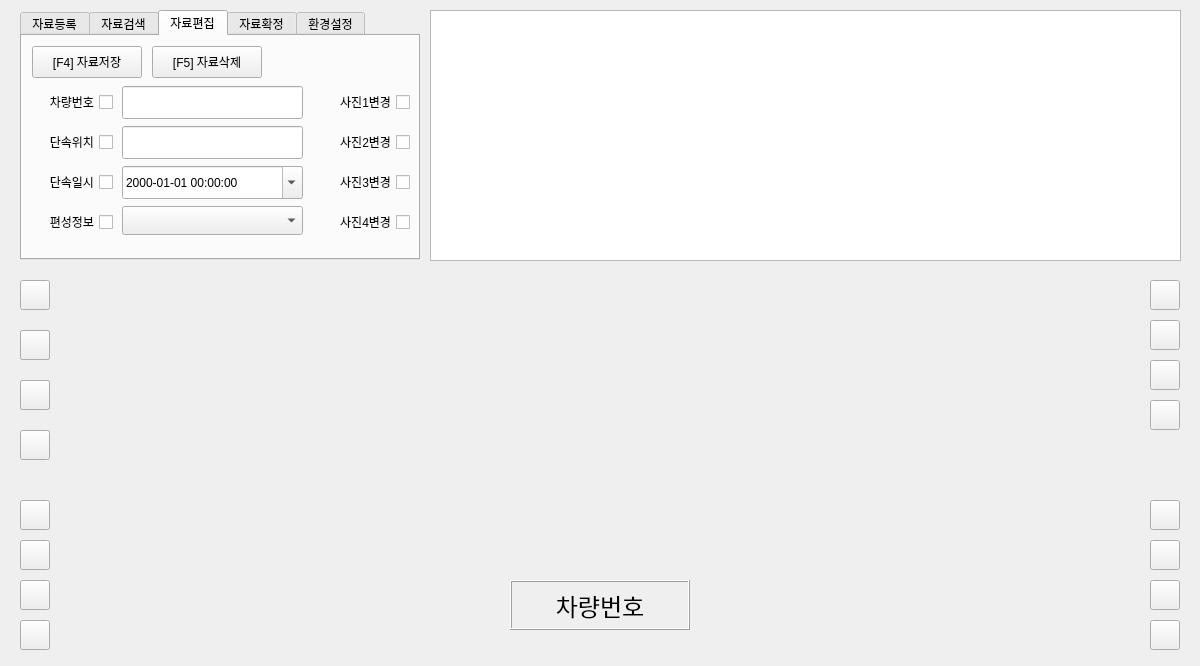
Above: MainWindow.ui from lbestestl/PRIM before the change. Below: the same form after it.
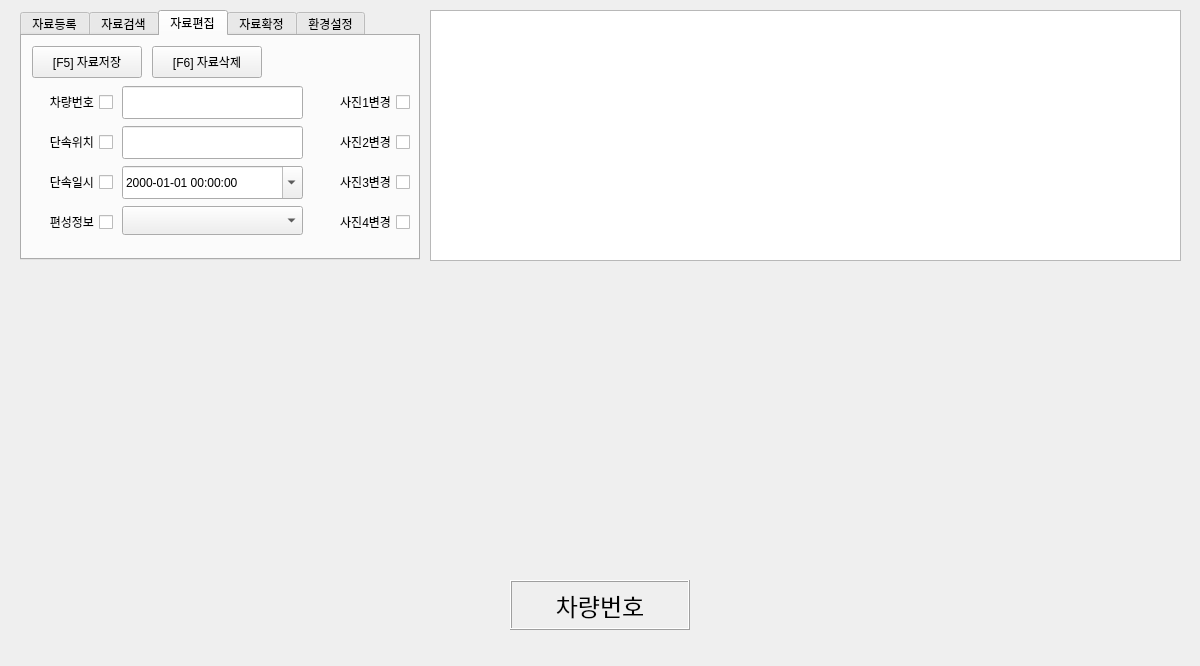
That is the form after the change. The open tabs and pages were chosen to show the change.

Patch:
```diff
--- a/MainWindow.ui
+++ b/MainWindow.ui
@@ -485,29 +485,29 @@
        </rect>
       </property>
       <property name="text">
-       <string>[F4] 자료저장</string>
-      </property>
-      <property name="shortcut">
-       <string>F4</string>
-      </property>
-     </widget>
-     <widget class="QPushButton" name="pushButton_5">
-      <property name="geometry">
-       <rect>
-        <x>130</x>
-        <y>10</y>
-        <width>110</width>
-        <height>32</height>
-       </rect>
-      </property>
-      <property name="text">
-       <string>[F5] 자료삭제</string>
+       <string>[F5] 자료저장</string>
       </property>
       <property name="shortcut">
        <string>F5</string>
       </property>
      </widget>
-     <widget class="QLineEdit" name="lineEdit">
+     <widget class="QPushButton" name="deleteButton">
+      <property name="geometry">
+       <rect>
+        <x>130</x>
+        <y>10</y>
+        <width>110</width>
+        <height>32</height>
+       </rect>
+      </property>
+      <property name="text">
+       <string>[F6] 자료삭제</string>
+      </property>
+      <property name="shortcut">
+       <string>F6</string>
+      </property>
+     </widget>
+     <widget class="QLineEdit" name="editNumLineEdit">
       <property name="geometry">
        <rect>
         <x>100</x>
@@ -1029,6 +1029,15 @@
     <property name="text">
      <string/>
     </property>
+    <property name="iconSize">
+     <size>
+      <width>24</width>
+      <height>24</height>
+     </size>
+    </property>
+    <property name="flat">
+     <bool>true</bool>
+    </property>
    </widget>
    <widget class="QPushButton" name="pushButton_9">
     <property name="geometry">
@@ -1042,6 +1051,15 @@
     <property name="text">
      <string/>
     </property>
+    <property name="iconSize">
+     <size>
+      <width>24</width>
+      <height>24</height>
+     </size>
+    </property>
+    <property name="flat">
+     <bool>true</bool>
+    </property>
    </widget>
    <widget class="QPushButton" name="pushButton_10">
     <property name="geometry">
@@ -1055,6 +1073,15 @@
     <property name="text">
      <string/>
     </property>
+    <property name="iconSize">
+     <size>
+      <width>24</width>
+      <height>24</height>
+     </size>
+    </property>
+    <property name="flat">
+     <bool>true</bool>
+    </property>
    </widget>
    <widget class="QPushButton" name="pushButton_11">
     <property name="geometry">
@@ -1068,25 +1095,21 @@
     <property name="text">
      <string/>
     </property>
-   </widget>
-   <widget class="QPushButton" name="pushButton_19">
-    <property name="geometry">
-     <rect>
-      <x>20</x>
-      <y>330</y>
-      <width>30</width>
-      <height>30</height>
-     </rect>
+    <property name="iconSize">
+     <size>
+      <width>24</width>
+      <height>24</height>
+     </size>
     </property>
-    <property name="text">
-     <string/>
+    <property name="flat">
+     <bool>true</bool>
     </property>
    </widget>
    <widget class="QPushButton" name="pushButton_20">
     <property name="geometry">
      <rect>
       <x>20</x>
-      <y>380</y>
+      <y>330</y>
       <width>30</width>
       <height>30</height>
      </rect>
@@ -1094,21 +1117,17 @@
     <property name="text">
      <string/>
     </property>
-   </widget>
-   <widget class="QPushButton" name="pushButton_19">
-    <property name="geometry">
-     <rect>
-      <x>20</x>
-      <y>330</y>
-      <width>30</width>
-      <height>30</height>
-     </rect>
+    <property name="iconSize">
+     <size>
+      <width>24</width>
+      <height>24</height>
+     </size>
     </property>
-    <property name="text">
-     <string/>
+    <property name="flat">
+     <bool>true</bool>
     </property>
    </widget>
-   <widget class="QPushButton" name="pushButton_20">
+   <widget class="QPushButton" name="img1DarkButton">
     <property name="geometry">
      <rect>
       <x>20</x>
@@ -1120,6 +1139,15 @@
     <property name="text">
      <string/>
     </property>
+    <property name="iconSize">
+     <size>
+      <width>24</width>
+      <height>24</height>
+     </size>
+    </property>
+    <property name="flat">
+     <bool>true</bool>
+    </property>
    </widget>
    <widget class="QPushButton" name="pushButton_21">
     <property name="geometry">
@@ -1133,6 +1161,15 @@
     <property name="text">
      <string/>
     </property>
+    <property name="iconSize">
+     <size>
+      <width>24</width>
+      <height>24</height>
+     </size>
+    </property>
+    <property name="flat">
+     <bool>true</bool>
+    </property>
    </widget>
    <widget class="QPushButton" name="pushButton_22">
     <property name="geometry">
@@ -1146,6 +1183,15 @@
     <property name="text">
      <string/>
     </property>
+    <property name="iconSize">
+     <size>
+      <width>24</width>
+      <height>24</height>
+     </size>
+    </property>
+    <property name="flat">
+     <bool>true</bool>
+    </property>
    </widget>
    <widget class="QPushButton" name="pushButton_23">
     <property name="geometry">
@@ -1159,6 +1205,15 @@
     <property name="text">
      <string/>
     </property>
+    <property name="iconSize">
+     <size>
+      <width>24</width>
+      <height>24</height>
+     </size>
+    </property>
+    <property name="flat">
+     <bool>true</bool>
+    </property>
    </widget>
    <widget class="QPushButton" name="pushButton_24">
     <property name="geometry">
@@ -1172,6 +1227,15 @@
     <property name="text">
      <string/>
     </property>
+    <property name="iconSize">
+     <size>
+      <width>24</width>
+      <height>24</height>
+     </size>
+    </property>
+    <property name="flat">
+     <bool>true</bool>
+    </property>
    </widget>
    <widget class="QPushButton" name="pushButton_25">
     <property name="geometry">
@@ -1185,6 +1249,15 @@
     <property name="text">
      <string/>
     </property>
+    <property name="iconSize">
+     <size>
+      <width>24</width>
+      <height>24</height>
+     </size>
+    </property>
+    <property name="flat">
+     <bool>true</bool>
+    </property>
    </widget>
    <widget class="QPushButton" name="pushButton_26">
     <property name="geometry">
@@ -1198,6 +1271,15 @@
     <property name="text">
      <string/>
     </property>
+    <property name="iconSize">
+     <size>
+      <width>24</width>
+      <height>24</height>
+     </size>
+    </property>
+    <property name="flat">
+     <bool>true</bool>
+    </property>
    </widget>
    <widget class="QPushButton" name="pushButton_27">
     <property name="geometry">
@@ -1211,6 +1293,15 @@
     <property name="text">
      <string/>
     </property>
+    <property name="iconSize">
+     <size>
+      <width>24</width>
+      <height>24</height>
+     </size>
+    </property>
+    <property name="flat">
+     <bool>true</bool>
+    </property>
    </widget>
    <widget class="QPushButton" name="pushButton_28">
     <property name="geometry">
@@ -1224,6 +1315,15 @@
     <property name="text">
      <string/>
     </property>
+    <property name="iconSize">
+     <size>
+      <width>24</width>
+      <height>24</height>
+     </size>
+    </property>
+    <property name="flat">
+     <bool>true</bool>
+    </property>
    </widget>
    <widget class="QPushButton" name="pushButton_29">
     <property name="geometry">
@@ -1237,6 +1337,15 @@
     <property name="text">
      <string/>
     </property>
+    <property name="iconSize">
+     <size>
+      <width>24</width>
+      <height>24</height>
+     </size>
+    </property>
+    <property name="flat">
+     <bool>true</bool>
+    </property>
    </widget>
    <widget class="QPushButton" name="pushButton_30">
     <property name="geometry">
@@ -1250,6 +1359,15 @@
     <property name="text">
      <string/>
     </property>
+    <property name="iconSize">
+     <size>
+      <width>24</width>
+      <height>24</height>
+     </size>
+    </property>
+    <property name="flat">
+     <bool>true</bool>
+    </property>
    </widget>
   </widget>
  </widget>
```
Left out of the diff: 262 changed lines with no effect on the pictures.
